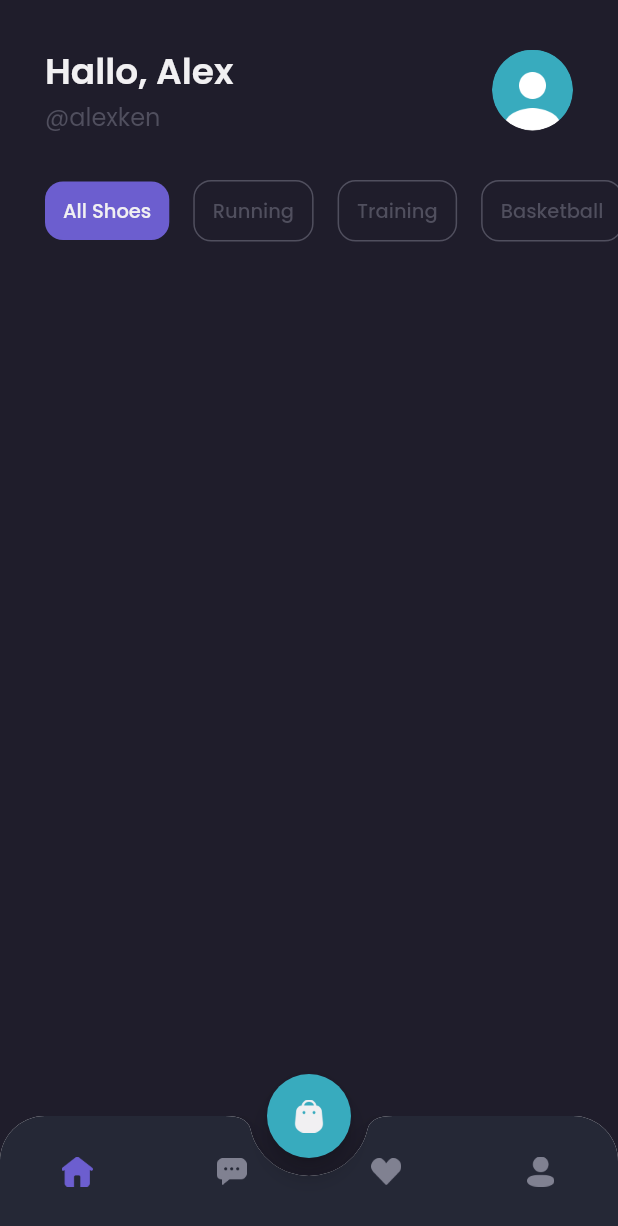
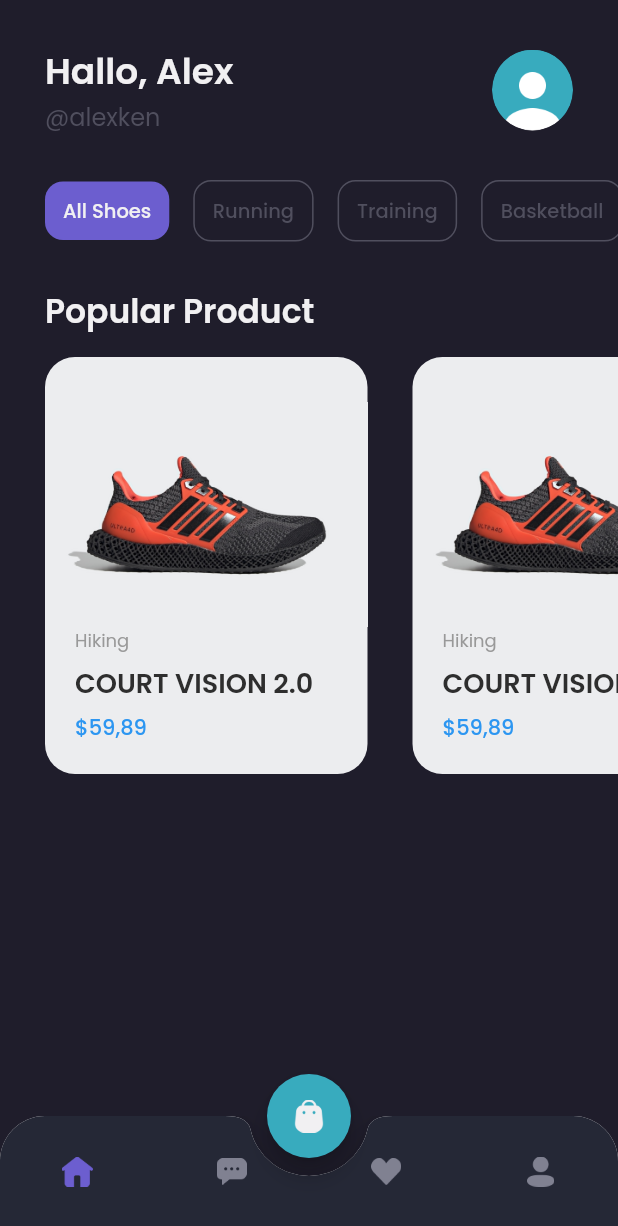
Before and after one commit to mhdiqbl/ecomercesepatu, a Flutter app: the MainPage screen opened by its route, on a phone screen of 412 x 824 dp. Shown: the top 1226 px of the screen. Run offline on Flutter 3.47's test engine with Material 2 defaults, Android fonts, the light colour scheme and no system bars; our stand-ins replace google_fonts.

Commit message:
Slicing Home Page Bagian Popular Products

```diff
--- a/lib/pages/home/home_page.dart
+++ b/lib/pages/home/home_page.dart
@@ -1,5 +1,6 @@
 import 'package:flutter/material.dart';
 import 'package:sepatu/theme.dart';
+import 'package:sepatu/widgets/product_card.dart';
 
 class HomePage extends StatelessWidget {
   const HomePage({Key? key}) : super(key: key);
@@ -166,10 +167,52 @@
       );
     }
 
+    Widget popularProductTitle() {
+      return Container(
+        margin: EdgeInsets.only(
+          top: defaultMargin,
+          left: defaultMargin,
+          right: defaultMargin,
+        ),
+        child: Text(
+          'Popular Product',
+          style: primaryTextStyle.copyWith(
+            fontSize: 22,
+            fontWeight: semiBold,
+          ),
+        ),
+      );
+    }
+
+    Widget popularProducts() {
+      return Container(
+        margin: EdgeInsets.only(top: 14),
+        child: SingleChildScrollView(
+          scrollDirection: Axis.horizontal,
+          child: Row(
+            children: [
+              SizedBox(
+                width: defaultMargin,
+              ),
+              Row(
+                children: [
+                  ProductCard(),
+                  ProductCard(),
+                  ProductCard(),
+                ],
+              )
+            ],
+          ),
+        ),
+      );
+    }
+
     return ListView(
       children: [
         header(),
         categories(),
+        popularProductTitle(),
+        popularProducts(),
       ],
     );
   }
--- a/lib/theme.dart
+++ b/lib/theme.dart
@@ -15,6 +15,7 @@
 Color secondaryTextColor = Color(0xff999999);
 Color subtitleColor = Color(0xff504F5E);
 Color transparentColor = Colors.transparent;
+Color blackColor = Color(0xff2E2E2E);
 
 TextStyle primaryTextStyle = GoogleFonts.poppins(
   color: primaryTextColor,
@@ -36,6 +37,10 @@
   color: primaryColor,
 );
 
+TextStyle blackTextStyle = GoogleFonts.poppins(
+  color: blackColor,
+);
+
 FontWeight light = FontWeight.w300;
 FontWeight regular = FontWeight.w400;
 FontWeight medium = FontWeight.w500;
--- /dev/null
+++ b/lib/widgets/product_card.dart
@@ -0,0 +1,62 @@
+import 'package:flutter/material.dart';
+import 'package:sepatu/theme.dart';
+
+class ProductCard extends StatelessWidget {
+  const ProductCard({Key? key}) : super(key: key);
+
+  @override
+  Widget build(BuildContext context) {
+    return Container(
+      width: 215,
+      height: 278,
+      margin: EdgeInsets.only(
+        right: defaultMargin,
+      ),
+      decoration: BoxDecoration(
+        borderRadius: BorderRadius.circular(20),
+        color: Color(0xffECEDEF),
+      ),
+      child: Column(
+        crossAxisAlignment: CrossAxisAlignment.start,
+        children: [
+        SizedBox(height: 30,),
+        Image.asset('assets/image_shoes.png',
+        width: 215,
+        height: 150,
+        fit: BoxFit.cover,
+        ),
+        Container(
+          margin: EdgeInsets.symmetric(
+            horizontal: 20,
+          ),
+          child: Column(
+            crossAxisAlignment: CrossAxisAlignment.start,
+            children: [
+              Text(
+              'Hiking',
+              style: secondaryTextStyle.copyWith(
+                fontSize: 12,
+              ),
+            ),
+            SizedBox(height: 6,),
+            Text('COURT VISION 2.0',
+            style: blackTextStyle.copyWith(
+              fontSize: 18,
+              fontWeight: semiBold,
+            ),
+            overflow: TextOverflow.ellipsis, // membuat teks yg berlebih akan ada .....
+            ),
+            SizedBox(height: 6,
+            ),
+            Text('\$59,89',
+            style: priceTextStyle.copyWith(
+              fontSize: 14,
+              fontWeight: medium,
+            ),)
+            ],
+          ),
+        ),
+      ],),
+    );
+  }
+}
```
